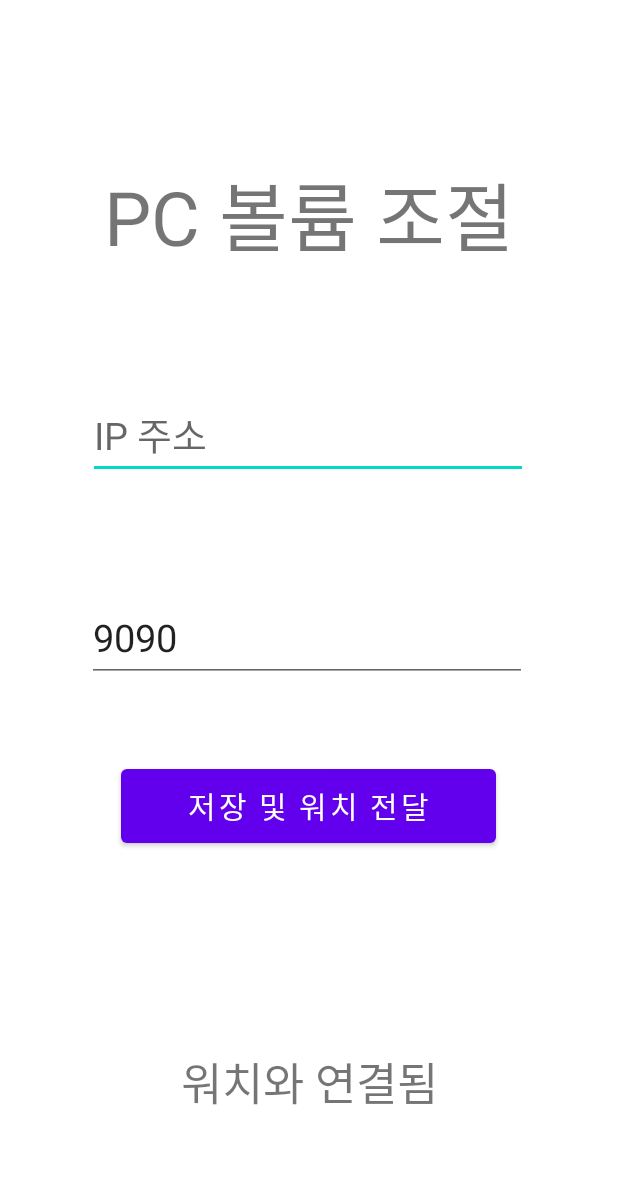
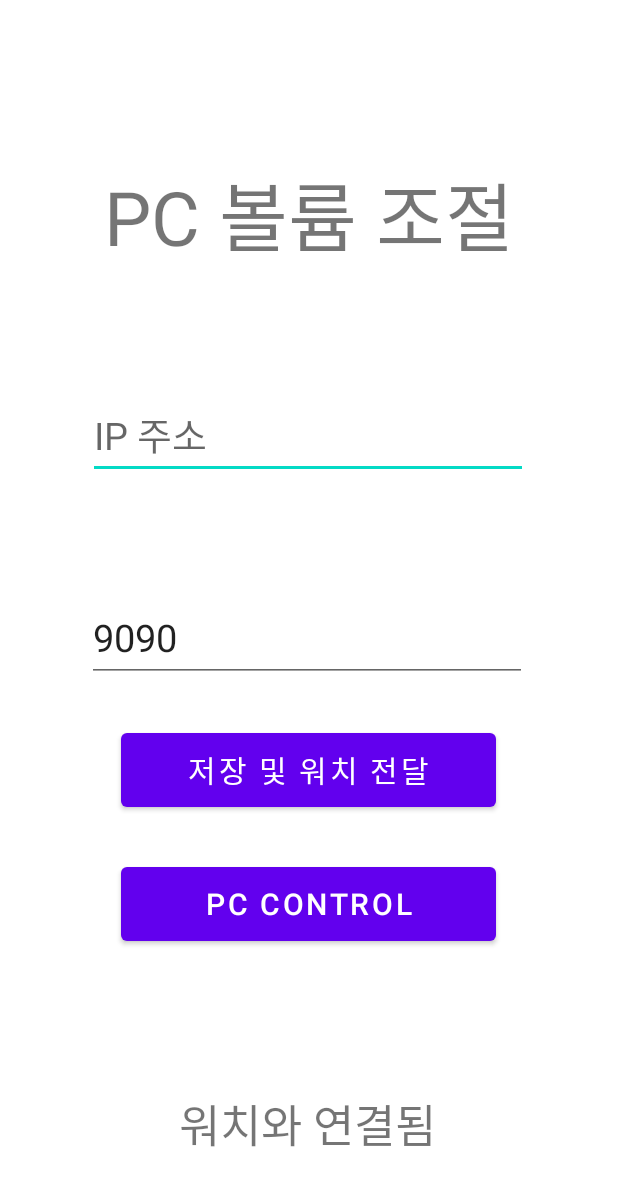
Before and after one commit to NK-Studio/WatchVolumeController-Android, an Android app: the layout activity_main.xml on its own in the app's theme, with its tools: preview values and no code run, on a phone screen of 412 x 824 dp. Shown: the top 1186 px of the screen. Run offline under Robolectric (Android 15) with nearby library versions, the phone set to English and light mode, and no system bars.

Commit message:
모바일에서 PC를 컨트롤 할 수 있도록 처리

```diff
--- a/mobile/src/main/res/layout/activity_main.xml
+++ b/mobile/src/main/res/layout/activity_main.xml
@@ -50,26 +50,39 @@
 
     <Button
         android:id="@+id/Send"
+        android:layout_width="250dp"
+        android:layout_height="61dp"
+        android:layout_marginTop="28dp"
         android:text="저장 및 워치 전달"
         android:textSize="20sp"
-        android:layout_width="250dp"
-        android:layout_height="61dp"
-        android:layout_marginTop="52dp"
         app:layout_constraintEnd_toEndOf="parent"
         app:layout_constraintHorizontal_bias="0.496"
         app:layout_constraintStart_toStartOf="parent"
         app:layout_constraintTop_toBottomOf="@+id/PortNumber" />
 
+    <Button
+        android:id="@+id/PCControl"
+        android:layout_width="250dp"
+        android:layout_height="61dp"
+        android:layout_marginTop="28dp"
+        android:text="PC Control"
+        android:textSize="20sp"
+        app:layout_constraintEnd_toEndOf="parent"
+        app:layout_constraintHorizontal_bias="0.496"
+        app:layout_constraintStart_toStartOf="parent"
+        app:layout_constraintTop_toBottomOf="@+id/Send" />
+
     <TextView
         android:id="@+id/InfoText"
         android:layout_width="wrap_content"
         android:layout_height="wrap_content"
-        android:layout_marginBottom="80dp"
+        android:layout_marginBottom="52dp"
+        android:text="워치와 연결됨"
         android:textAlignment="center"
-        android:text="워치와 연결됨"
         android:textSize="30sp"
         app:layout_constraintBottom_toBottomOf="parent"
         app:layout_constraintEnd_toEndOf="parent"
+        app:layout_constraintHorizontal_bias="0.497"
         app:layout_constraintStart_toStartOf="parent" />
 
 
```
Also changed, not shown: mobile/src/main/AndroidManifest.xml (+12 -3 lines), mobile/src/main/java/com/nkstudio/pc_volume_controller/Controller.kt (added, +76 -0 lines), mobile/src/main/java/com/nkstudio/pc_volume_controller/MainActivity.kt (+11 -0 lines), mobile/src/main/res/layout/activity_controller.xml (added, +56 -0 lines).
